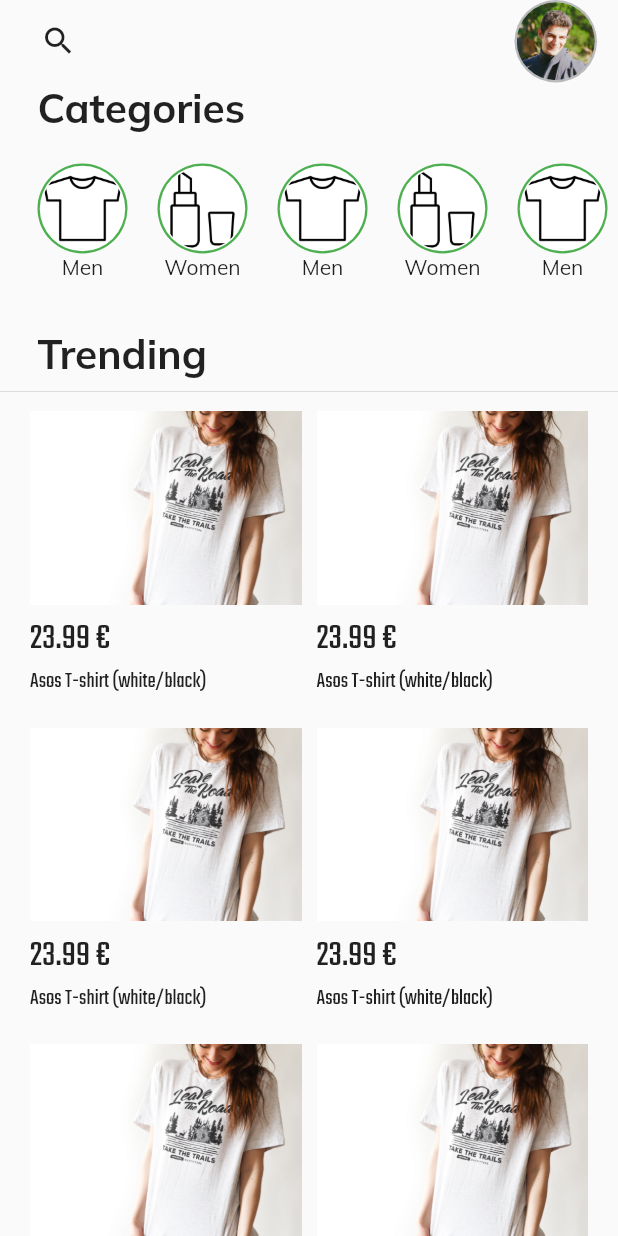
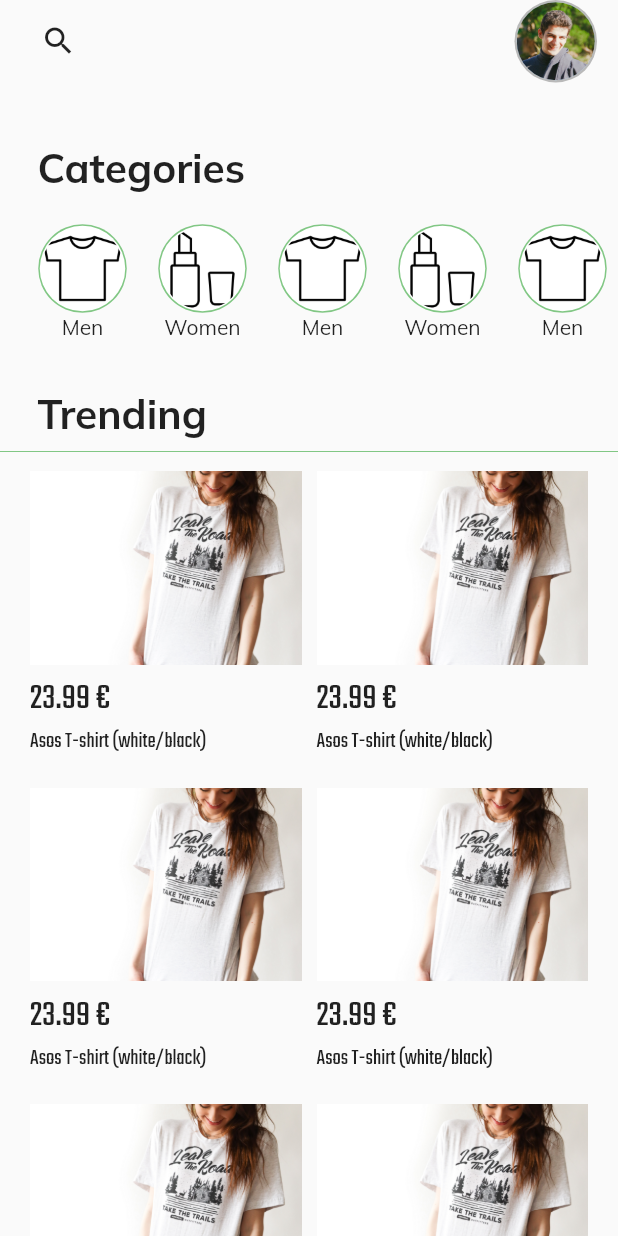
Before and after one commit to DanielLokk/e-commerce_app, a Flutter app: the screen it shows after launch, on a phone screen of 412 x 824 dp. Run offline on Flutter 3.47's test engine with Material 2 defaults, Android fonts, the phone set to English and light mode, and no system bars; our stand-ins replace google_fonts.

Commit message:
minor changes in the colors

```diff
--- a/lib/pages/home.dart
+++ b/lib/pages/home.dart
@@ -31,6 +31,7 @@ class _HomeState extends State<Home> {
                       getProfileAvatar(context),
                     ],
                   ),
+                  Padding(padding: EdgeInsets.symmetric(vertical: 20)),
                   header("Categories"),
                   Container(
                     height: 120,
@@ -38,7 +39,9 @@ class _HomeState extends State<Home> {
                   ),
                   Padding(padding: EdgeInsets.symmetric(vertical: 5)),
                   header("Trending"),
-                  Divider(),
+                  Divider(
+                    color: Colors.green[300],
+                  ),
                   FeedState().createFeed(context, listPosts),
                 ],
               ),
@@ -91,10 +94,10 @@ class _HomeState extends State<Home> {
               alignment: Alignment(0, 0),
               children: <Widget>[
                 Container(
-                  height: 60,
-                  width: 60,
+                  height: 59,
+                  width: 59,
                   child: CircleAvatar(
-                    backgroundColor: Colors.green,
+                    backgroundColor: Colors.green[300],
                   ),
                 ),
                 Container(
```
